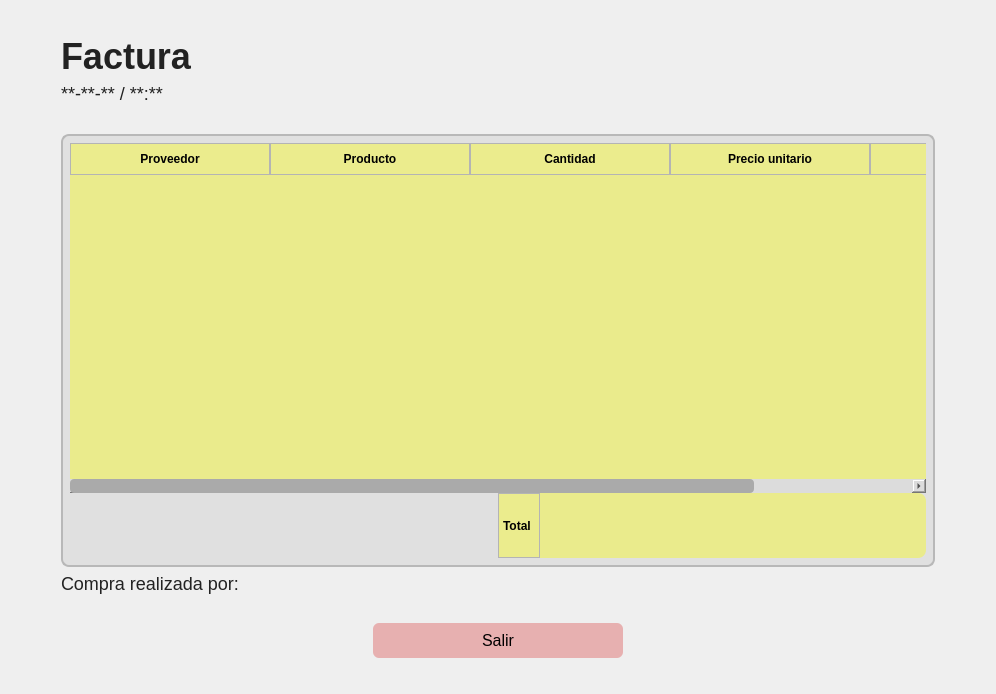
First picture: the form in app/windows/ui/purchase.ui, repository MoralesMortales/SIRCOM, before the edit.
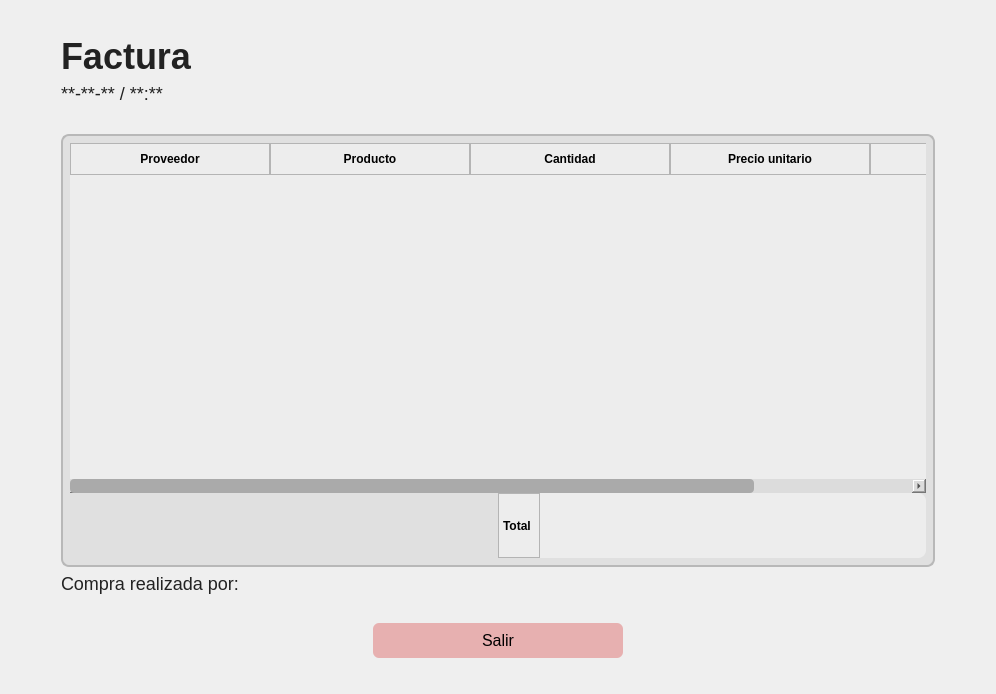
Second picture: the form after the edit.

What changed in the file:
```diff
--- a/app/windows/ui/purchase.ui
+++ b/app/windows/ui/purchase.ui
@@ -28,7 +28,7 @@
 }
 
 #menu {
-    background: #EAEB8C;
+    background: #ededed;
     border-bottom: 1.5px solid #bdbdbd;
 }
 
@@ -105,15 +105,15 @@
 
 
 QTableWidget {
-    background: #EAEB8C;
-    gridline-color: #bcbcbc;
+    background: #ededed;
+    gridline-color: transparent;
     border-radius: 8px;
     font-size: 14px;
     color: #222;
 }
 
 QHeaderView::section {
-    background: #EBEC8D;
+    background: #EDEDED;
     padding: 6px 4px;
     font-weight: bold;
     border: 1px solid #b4b4b4;
```
